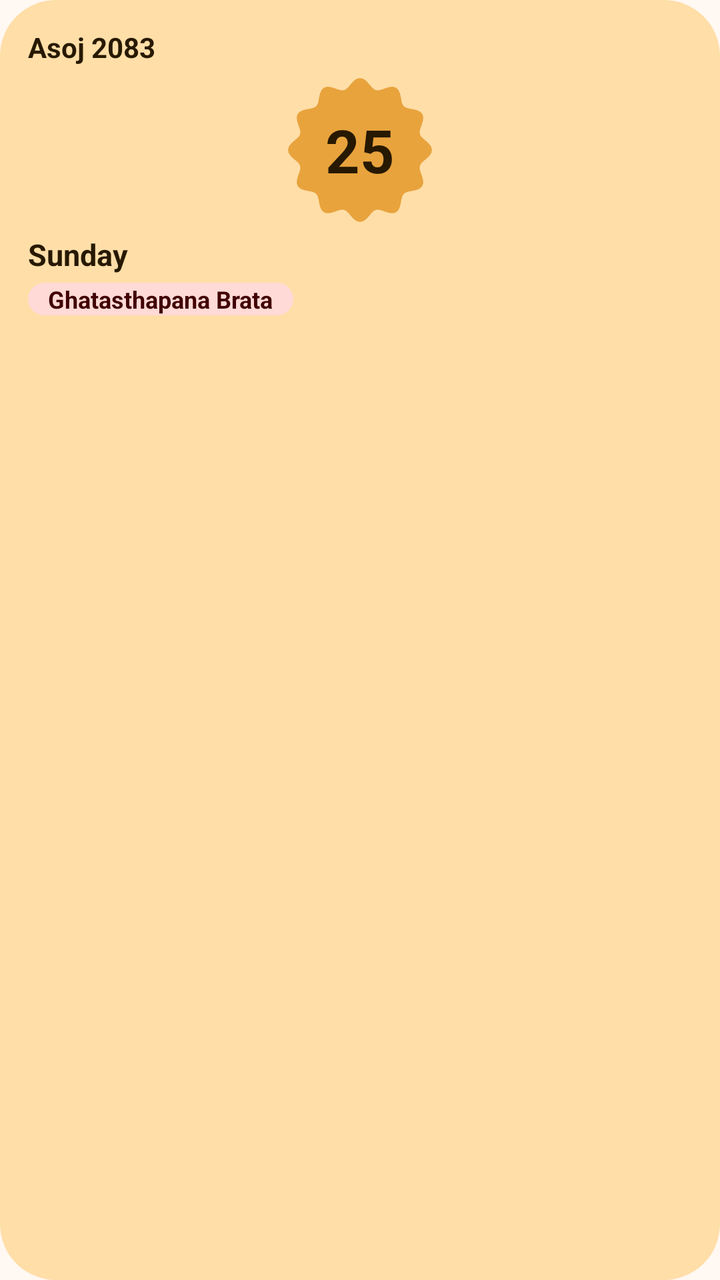
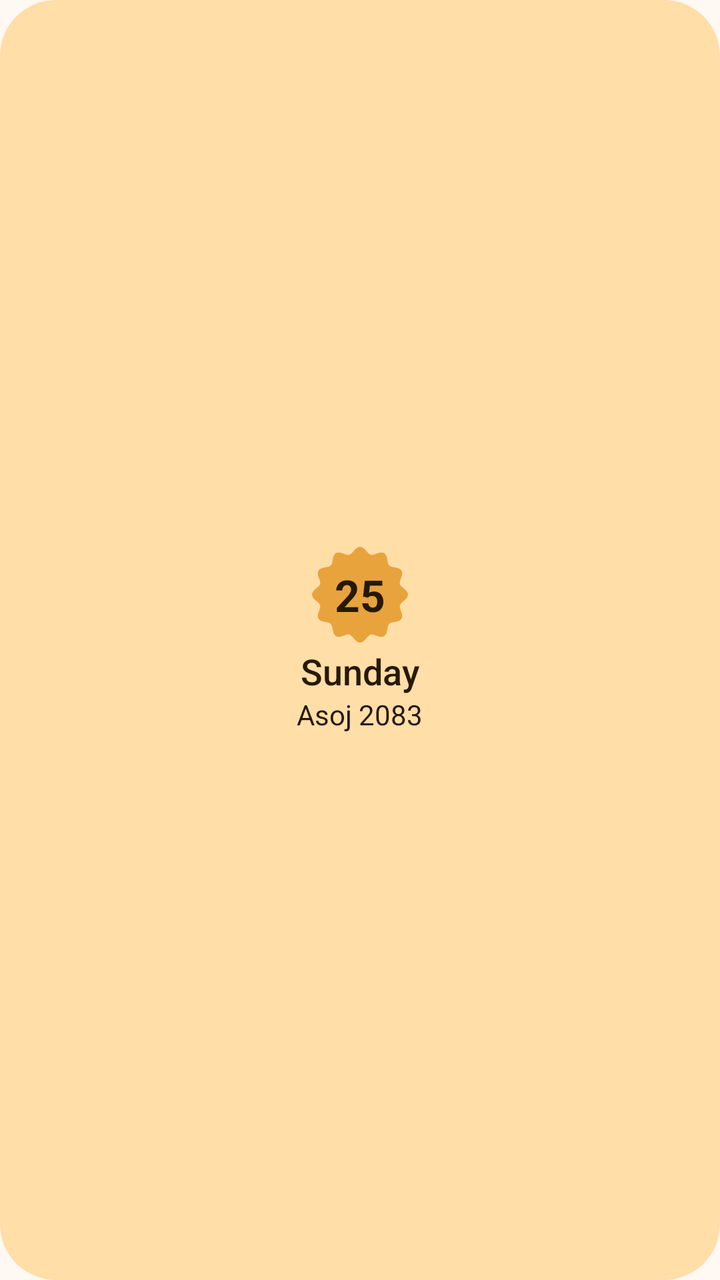

Two renders of the same Android screen: before a commit and after it. Below are the layout's source before the change and the commit's diff.
<!-- AndroidManifest.xml: application theme Theme.Nepdate -->
<!-- res/layout/widget_preview_today.xml -->
<?xml version="1.0" encoding="utf-8"?>
<LinearLayout xmlns:android="http://schemas.android.com/apk/res/android"
    xmlns:tools="http://schemas.android.com/tools"
    android:layout_width="match_parent"
    android:layout_height="match_parent"
    android:background="@drawable/widget_shape_28"
    android:backgroundTint="#FFDEA8"
    android:orientation="vertical"
    android:padding="14dp"
    tools:ignore="Overdraw,HardcodedText">

    <TextView
        android:layout_width="wrap_content"
        android:layout_height="wrap_content"
        android:text="@string/widget_preview_month"
        android:textColor="#271900"
        android:textSize="14sp"
        android:textStyle="bold" />

    <TextView
        android:layout_width="72dp"
        android:layout_height="72dp"
        android:layout_gravity="center"
        android:layout_marginTop="6dp"
        android:background="@drawable/widget_sunny"
        android:gravity="center"
        android:text="@string/widget3_preview_day"
        android:textColor="#271900"
        android:textSize="30sp"
        android:textStyle="bold" />

    <TextView
        android:layout_width="wrap_content"
        android:layout_height="wrap_content"
        android:layout_marginTop="6dp"
        android:text="@string/widget3_preview_weekday"
        android:textColor="#271900"
        android:textSize="15sp"
        android:textStyle="bold" />

    <TextView
        android:layout_width="wrap_content"
        android:layout_height="wrap_content"
        android:background="@drawable/widget_shape_pill"
        android:backgroundTint="#FFDAD6"
        android:paddingHorizontal="10dp"
        android:layout_marginTop="4dp"
        android:text="@string/widget_preview_holiday"
        android:textColor="#410002"
        android:textSize="12sp"
        android:textStyle="bold" />
</LinearLayout>
<!-- resources referenced by this layout -->
<resources>
  <!-- drawable widget_shape_28 (drawable) -->
  <?xml version="1.0" encoding="utf-8"?>
  <shape xmlns:android="http://schemas.android.com/apk/res/android" android:shape="rectangle">
      <solid android:color="#FFFFFFFF" />
      <corners
          android:bottomLeftRadius="28dp"
          android:bottomRightRadius="28dp"
          android:topLeftRadius="28dp"
          android:topRightRadius="28dp" />
  </shape>
  <!-- drawable widget_shape_pill (drawable) -->
  <?xml version="1.0" encoding="utf-8"?>
  <shape xmlns:android="http://schemas.android.com/apk/res/android" android:shape="rectangle">
      <solid android:color="#FFFFFFFF" />
      <corners
          android:bottomLeftRadius="100dp"
          android:bottomRightRadius="100dp"
          android:topLeftRadius="100dp"
          android:topRightRadius="100dp" />
  </shape>
  <!-- drawable widget_sunny (drawable) -->
  <?xml version="1.0" encoding="utf-8"?>
  <vector xmlns:android="http://schemas.android.com/apk/res/android"
      android:width="100dp"
      android:height="100dp"
      android:viewportWidth="100"
      android:viewportHeight="100">
      <path
          android:fillColor="#FFE8A33D"
          android:pathData="M100.00,50.00L99.48,52.16L98.07,54.21L96.10,56.07L94.07,57.77L92.44,59.41L91.53,61.13L91.46,63.07L92.05,65.31L92.96,67.79L93.73,70.39L93.93,72.87L93.30,75.00L91.77,76.61L89.52,77.68L86.89,78.31L84.28,78.76L82.05,79.37L80.41,80.41L79.37,82.05L78.76,84.28L78.31,86.89L77.68,89.52L76.61,91.77L75.00,93.30L72.87,93.93L70.39,93.73L67.79,92.96L65.31,92.05L63.07,91.46L61.13,91.53L59.41,92.44L57.77,94.07L56.07,96.10L54.21,98.07L52.16,99.48L50.00,100.00L47.84,99.48L45.79,98.07L43.93,96.10L42.23,94.07L40.59,92.44L38.87,91.53L36.93,91.46L34.69,92.05L32.21,92.96L29.61,93.73L27.13,93.93L25.00,93.30L23.39,91.77L22.32,89.52L21.69,86.89L21.24,84.28L20.63,82.05L19.59,80.41L17.95,79.37L15.72,78.76L13.11,78.31L10.48,77.68L8.23,76.61L6.70,75.00L6.07,72.87L6.27,70.39L7.04,67.79L7.95,65.31L8.54,63.07L8.47,61.13L7.56,59.41L5.93,57.77L3.90,56.07L1.93,54.21L0.52,52.16L0.00,50.00L0.52,47.84L1.93,45.79L3.90,43.93L5.93,42.23L7.56,40.59L8.47,38.87L8.54,36.93L7.95,34.69L7.04,32.21L6.27,29.61L6.07,27.13L6.70,25.00L8.23,23.39L10.48,22.32L13.11,21.69L15.72,21.24L17.95,20.63L19.59,19.59L20.63,17.95L21.24,15.72L21.69,13.11L22.32,10.48L23.39,8.23L25.00,6.70L27.13,6.07L29.61,6.27L32.21,7.04L34.69,7.95L36.93,8.54L38.87,8.47L40.59,7.56L42.23,5.93L43.93,3.90L45.79,1.93L47.84,0.52L50.00,0.00L52.16,0.52L54.21,1.93L56.07,3.90L57.77,5.93L59.41,7.56L61.13,8.47L63.07,8.54L65.31,7.95L67.79,7.04L70.39,6.27L72.87,6.07L75.00,6.70L76.61,8.23L77.68,10.48L78.31,13.11L78.76,15.72L79.37,17.95L80.41,19.59L82.05,20.63L84.28,21.24L86.89,21.69L89.52,22.32L91.77,23.39L93.30,25.00L93.93,27.13L93.73,29.61L92.96,32.21L92.05,34.69L91.46,36.93L91.53,38.87L92.44,40.59L94.07,42.23L96.10,43.93L98.07,45.79L99.48,47.84Z" />
  </vector>
  <string name="widget3_preview_day">25</string>
  <string name="widget3_preview_weekday">Sunday</string>
  <string name="widget_preview_holiday">Ghatasthapana Brata</string>
  <string name="widget_preview_month">Asoj 2083</string>
  <style name="Theme.Nepdate" parent="android:style/Theme.Material.Light.NoActionBar">
          <item name="android:windowBackground">@color/nepdate_background</item>
          <item name="android:statusBarColor">@android:color/transparent</item>
          <item name="android:navigationBarColor">@android:color/transparent</item>
          <item name="android:windowLightStatusBar">true</item>
      </style>
  <color name="nepdate_background">#FFF8F3</color>
</resources>

<!-- the commit's change to res/layout/widget_preview_today.xml (unified diff, before → after) -->
@@ -4,49 +4,43 @@
     android:layout_width="match_parent"
     android:layout_height="match_parent"
     android:background="@drawable/widget_shape_28"
-    android:backgroundTint="#FFDEA8"
+    android:backgroundTint="@color/widget_preview_today"
+    android:gravity="center"
     android:orientation="vertical"
-    android:padding="14dp"
-    tools:ignore="Overdraw,HardcodedText">
+    android:padding="8dp"
+    tools:ignore="Overdraw,UnusedAttribute">
+
+    <FrameLayout
+        android:layout_width="48dp"
+        android:layout_height="48dp"
+        android:background="@drawable/widget_sunny">
+
+        <TextView
+            android:layout_width="wrap_content"
+            android:layout_height="wrap_content"
+            android:layout_gravity="center"
+            android:text="@string/widget3_preview_day"
+            android:textColor="@color/widget_preview_on_today"
+            android:textFontWeight="700"
+            android:textSize="22sp" />
+    </FrameLayout>
 
     <TextView
         android:layout_width="wrap_content"
         android:layout_height="wrap_content"
-        android:text="@string/widget_preview_month"
-        android:textColor="#271900"
-        android:textSize="14sp"
-        android:textStyle="bold" />
-
-    <TextView
-        android:layout_width="72dp"
-        android:layout_height="72dp"
-        android:layout_gravity="center"
-        android:layout_marginTop="6dp"
-        android:background="@drawable/widget_sunny"
-        android:gravity="center"
-        android:text="@string/widget3_preview_day"
-        android:textColor="#271900"
-        android:textSize="30sp"
-        android:textStyle="bold" />
+        android:layout_marginTop="2dp"
+        android:text="@string/widget3_preview_weekday"
+        android:textColor="@color/widget_preview_on_today"
+        android:textFontWeight="500"
+        android:textSize="18sp" />
 
     <TextView
         android:layout_width="wrap_content"
         android:layout_height="wrap_content"
-        android:layout_marginTop="6dp"
-        android:text="@string/widget3_preview_weekday"
-        android:textColor="#271900"
-        android:textSize="15sp"
-        android:textStyle="bold" />
-
-    <TextView
-        android:layout_width="wrap_content"
-        android:layout_height="wrap_content"
-        android:background="@drawable/widget_shape_pill"
-        android:backgroundTint="#FFDAD6"
-        android:paddingHorizontal="10dp"
-        android:layout_marginTop="4dp"
-        android:text="@string/widget_preview_holiday"
-        android:textColor="#410002"
-        android:textSize="12sp"
-        android:textStyle="bold" />
+        android:ellipsize="end"
+        android:maxLines="1"
+        android:text="@string/widget_preview_month"
+        android:textColor="@color/widget_preview_on_today"
+        android:textFontWeight="400"
+        android:textSize="14sp" />
 </LinearLayout>
<!-- resource entries referenced after the edit -->
@@ -1,5 +1,7 @@
 <!-- resources referenced by this layout -->
 <resources>
+  <color name="widget_preview_on_today">#271900</color>
+  <color name="widget_preview_today">#FFDEA8</color>
   <!-- drawable widget_shape_28 (drawable) -->
   <?xml version="1.0" encoding="utf-8"?>
   <shape xmlns:android="http://schemas.android.com/apk/res/android" android:shape="rectangle">
@@ -9,16 +11,6 @@
           android:bottomRightRadius="28dp"
           android:topLeftRadius="28dp"
           android:topRightRadius="28dp" />
-  </shape>
-  <!-- drawable widget_shape_pill (drawable) -->
-  <?xml version="1.0" encoding="utf-8"?>
-  <shape xmlns:android="http://schemas.android.com/apk/res/android" android:shape="rectangle">
-      <solid android:color="#FFFFFFFF" />
-      <corners
-          android:bottomLeftRadius="100dp"
-          android:bottomRightRadius="100dp"
-          android:topLeftRadius="100dp"
-          android:topRightRadius="100dp" />
   </shape>
   <!-- drawable widget_sunny (drawable) -->
   <?xml version="1.0" encoding="utf-8"?>
@@ -33,7 +25,6 @@
   </vector>
   <string name="widget3_preview_day">25</string>
   <string name="widget3_preview_weekday">Sunday</string>
-  <string name="widget_preview_holiday">Ghatasthapana Brata</string>
   <string name="widget_preview_month">Asoj 2083</string>
   <style name="Theme.Nepdate" parent="android:style/Theme.Material.Light.NoActionBar">
           <item name="android:windowBackground">@color/nepdate_background</item>
